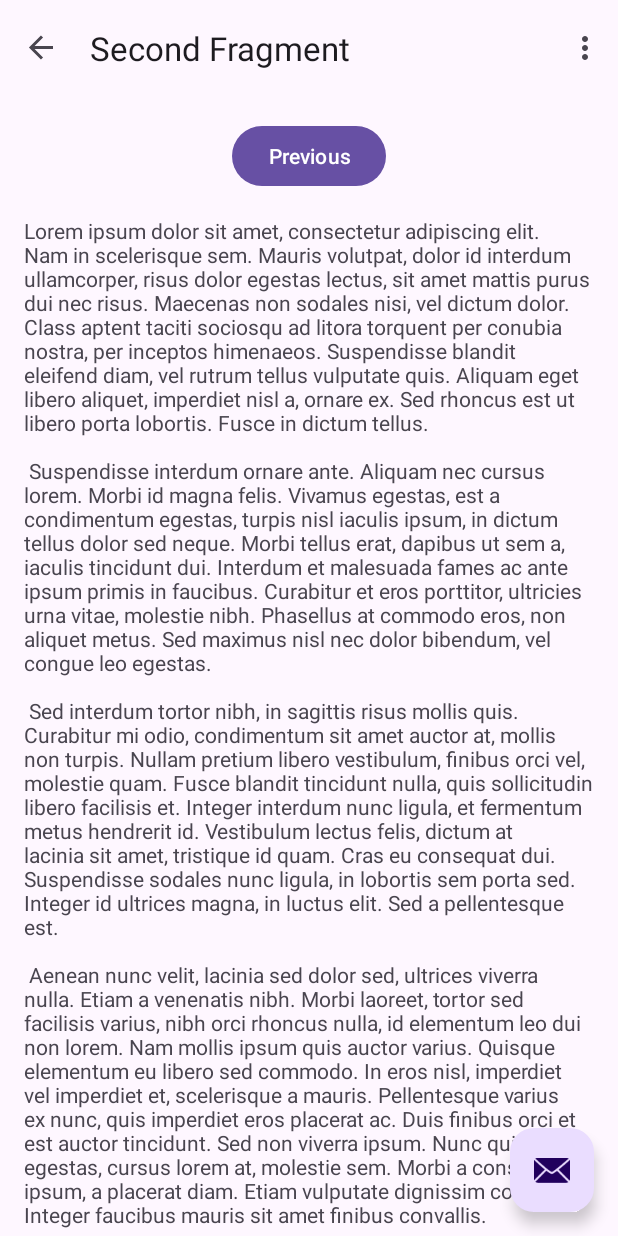
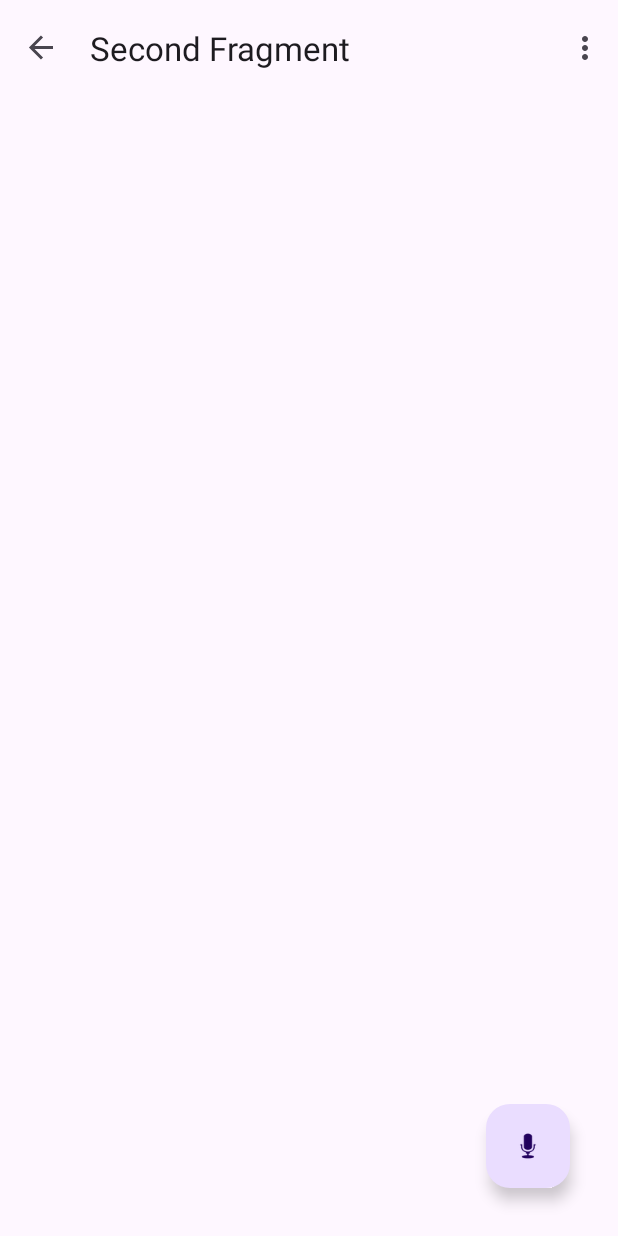
Before and after one commit to zhang356/almond, an Android app: the SecondFragment screen opened through its navigation route, on a phone screen of 412 x 824 dp. Run offline under Robolectric (Android 15) with nearby library versions, the phone set to English and light mode, and no system bars; our stand-ins replace navigation-ui.

Commit message:
view skeleton with empty action listeners

```diff
--- a/android/app/src/main/java/app/almondally/FirstFragment.kt
+++ b/android/app/src/main/java/app/almondally/FirstFragment.kt
@@ -20,8 +20,8 @@ class FirstFragment : Fragment() {
     private val binding get() = _binding!!
 
     override fun onCreateView(
-            inflater: LayoutInflater, container: ViewGroup?,
-            savedInstanceState: Bundle?
+        inflater: LayoutInflater, container: ViewGroup?,
+        savedInstanceState: Bundle?
     ): View? {
 
         _binding = FragmentFirstBinding.inflate(inflater, container, false)
@@ -32,9 +32,9 @@ class FirstFragment : Fragment() {
     override fun onViewCreated(view: View, savedInstanceState: Bundle?) {
         super.onViewCreated(view, savedInstanceState)
 
-        binding.buttonFirst.setOnClickListener {
-            findNavController().navigate(R.id.action_FirstFragment_to_SecondFragment)
-        }
+//        binding.buttonFirst.setOnClickListener {
+//            findNavController().navigate(R.id.action_FirstFragment_to_SecondFragment)
+//        }
     }
 
     override fun onDestroyView() {
--- a/android/app/src/main/java/app/almondally/SecondFragment.kt
+++ b/android/app/src/main/java/app/almondally/SecondFragment.kt
@@ -32,9 +32,6 @@ class SecondFragment : Fragment() {
     override fun onViewCreated(view: View, savedInstanceState: Bundle?) {
         super.onViewCreated(view, savedInstanceState)
 
-        binding.buttonSecond.setOnClickListener {
-            findNavController().navigate(R.id.action_SecondFragment_to_FirstFragment)
-        }
     }
 
     override fun onDestroyView() {
--- a/android/app/src/main/res/layout/activity_main.xml
+++ b/android/app/src/main/res/layout/activity_main.xml
@@ -22,12 +22,12 @@
     <include layout="@layout/content_main" />
 
     <com.google.android.material.floatingactionbutton.FloatingActionButton
-        android:id="@+id/fab"
+        android:id="@+id/fab_ask"
         android:layout_width="wrap_content"
         android:layout_height="wrap_content"
-        android:layout_gravity="bottom|end"
-        android:layout_marginEnd="@dimen/fab_margin"
-        android:layout_marginBottom="16dp"
-        app:srcCompat="@android:drawable/ic_dialog_email" />
+        android:layout_gravity="bottom|right"
+        android:layout_margin="@dimen/fab_margin"
+        app:srcCompat="@android:drawable/ic_btn_speak_now" />
+
 
 </androidx.coordinatorlayout.widget.CoordinatorLayout>
--- a/android/app/src/main/res/layout/fragment_second.xml
+++ b/android/app/src/main/res/layout/fragment_second.xml
@@ -11,25 +11,5 @@
         android:layout_height="match_parent"
         android:padding="16dp">
 
-        <Button
-            android:id="@+id/button_second"
-            android:layout_width="wrap_content"
-            android:layout_height="wrap_content"
-            android:text="@string/previous"
-            app:layout_constraintBottom_toTopOf="@id/textview_second"
-            app:layout_constraintEnd_toEndOf="parent"
-            app:layout_constraintStart_toStartOf="parent"
-            app:layout_constraintTop_toTopOf="parent" />
-
-        <TextView
-            android:id="@+id/textview_second"
-            android:layout_width="wrap_content"
-            android:layout_height="wrap_content"
-            android:layout_marginTop="16dp"
-            android:text="@string/lorem_ipsum"
-            app:layout_constraintBottom_toBottomOf="parent"
-            app:layout_constraintEnd_toEndOf="parent"
-            app:layout_constraintStart_toStartOf="parent"
-            app:layout_constraintTop_toBottomOf="@id/button_second" />
     </androidx.constraintlayout.widget.ConstraintLayout>
 </androidx.core.widget.NestedScrollView>
--- a/android/app/src/main/res/menu/menu_main.xml
+++ b/android/app/src/main/res/menu/menu_main.xml
@@ -3,8 +3,8 @@
     xmlns:tools="http://schemas.android.com/tools"
     tools:context="app.almondally.MainActivity">
     <item
-        android:id="@+id/action_settings"
+        android:id="@+id/action_start_stop"
         android:orderInCategory="100"
-        android:title="@string/action_settings"
+        android:title="@string/action_start_stop"
         app:showAsAction="never" />
 </menu>
--- a/android/app/src/main/res/values/colors.xml
+++ b/android/app/src/main/res/values/colors.xml
@@ -2,4 +2,5 @@
 <resources>
     <color name="black">#FF000000</color>
     <color name="white">#FFFFFFFF</color>
+    <color name="brown">#C6864B</color>
 </resources>
--- a/android/app/src/main/res/values/dimens.xml
+++ b/android/app/src/main/res/values/dimens.xml
@@ -1,3 +1,3 @@
 <resources>
-    <dimen name="fab_margin">16dp</dimen>
+    <dimen name="fab_margin">32dp</dimen>
 </resources>
--- a/android/app/src/main/res/values/strings.xml
+++ b/android/app/src/main/res/values/strings.xml
@@ -1,46 +1,16 @@
 <resources>
     <string name="app_name">Almond</string>
-    <string name="action_settings">Settings</string>
+    <string name="action_start_stop">Start</string>
     <!-- Strings used for fragments for navigation -->
-    <string name="first_fragment_label">First Fragment</string>
+    <string name="first_fragment_label">Almond</string>
     <string name="second_fragment_label">Second Fragment</string>
-    <string name="next">Next</string>
-    <string name="previous">Previous</string>
+    <string name="start">Start</string>
+    <string name="stop">Stop</string>
 
-    <string name="lorem_ipsum">
-        Lorem ipsum dolor sit amet, consectetur adipiscing elit. Nam in scelerisque sem. Mauris
-        volutpat, dolor id interdum ullamcorper, risus dolor egestas lectus, sit amet mattis purus
-        dui nec risus. Maecenas non sodales nisi, vel dictum dolor. Class aptent taciti sociosqu ad
-        litora torquent per conubia nostra, per inceptos himenaeos. Suspendisse blandit eleifend
-        diam, vel rutrum tellus vulputate quis. Aliquam eget libero aliquet, imperdiet nisl a,
-        ornare ex. Sed rhoncus est ut libero porta lobortis. Fusce in dictum tellus.\n\n
-        Suspendisse interdum ornare ante. Aliquam nec cursus lorem. Morbi id magna felis. Vivamus
-        egestas, est a condimentum egestas, turpis nisl iaculis ipsum, in dictum tellus dolor sed
-        neque. Morbi tellus erat, dapibus ut sem a, iaculis tincidunt dui. Interdum et malesuada
-        fames ac ante ipsum primis in faucibus. Curabitur et eros porttitor, ultricies urna vitae,
-        molestie nibh. Phasellus at commodo eros, non aliquet metus. Sed maximus nisl nec dolor
-        bibendum, vel congue leo egestas.\n\n
-        Sed interdum tortor nibh, in sagittis risus mollis quis. Curabitur mi odio, condimentum sit
-        amet auctor at, mollis non turpis. Nullam pretium libero vestibulum, finibus orci vel,
-        molestie quam. Fusce blandit tincidunt nulla, quis sollicitudin libero facilisis et. Integer
-        interdum nunc ligula, et fermentum metus hendrerit id. Vestibulum lectus felis, dictum at
-        lacinia sit amet, tristique id quam. Cras eu consequat dui. Suspendisse sodales nunc ligula,
-        in lobortis sem porta sed. Integer id ultrices magna, in luctus elit. Sed a pellentesque
-        est.\n\n
-        Aenean nunc velit, lacinia sed dolor sed, ultrices viverra nulla. Etiam a venenatis nibh.
-        Morbi laoreet, tortor sed facilisis varius, nibh orci rhoncus nulla, id elementum leo dui
-        non lorem. Nam mollis ipsum quis auctor varius. Quisque elementum eu libero sed commodo. In
-        eros nisl, imperdiet vel imperdiet et, scelerisque a mauris. Pellentesque varius ex nunc,
-        quis imperdiet eros placerat ac. Duis finibus orci et est auctor tincidunt. Sed non viverra
-        ipsum. Nunc quis augue egestas, cursus lorem at, molestie sem. Morbi a consectetur ipsum, a
-        placerat diam. Etiam vulputate dignissim convallis. Integer faucibus mauris sit amet finibus
-        convallis.\n\n
-        Phasellus in aliquet mi. Pellentesque habitant morbi tristique senectus et netus et
-        malesuada fames ac turpis egestas. In volutpat arcu ut felis sagittis, in finibus massa
-        gravida. Pellentesque id tellus orci. Integer dictum, lorem sed efficitur ullamcorper,
-        libero justo consectetur ipsum, in mollis nisl ex sed nisl. Donec maximus ullamcorper
-        sodales. Praesent bibendum rhoncus tellus nec feugiat. In a ornare nulla. Donec rhoncus
-        libero vel nunc consequat, quis tincidunt nisl eleifend. Cras bibendum enim a justo luctus
-        vestibulum. Fusce dictum libero quis erat maximus, vitae volutpat diam dignissim.
+    <string name="question">
+
+    </string>
+    <string name="answer">
+
     </string>
 </resources>
--- a/android/app/src/main/res/values/themes.xml
+++ b/android/app/src/main/res/values/themes.xml
@@ -2,7 +2,7 @@
     <!-- Base application theme. -->
     <style name="Base.Theme.Almond" parent="Theme.Material3.DayNight.NoActionBar">
         <!-- Customize your light theme here. -->
-        <!-- <item name="colorPrimary">@color/my_light_primary</item> -->
+        <item name="colorPrimary">@color/brown</item>
     </style>
 
     <style name="Theme.Almond" parent="Base.Theme.Almond" />
```
Also changed, not shown: android/app/src/main/java/app/almondally/MainActivity.kt (+30 -5 lines), android/app/src/main/res/layout/fragment_first.xml (+11 -8 lines), 1 other file.
